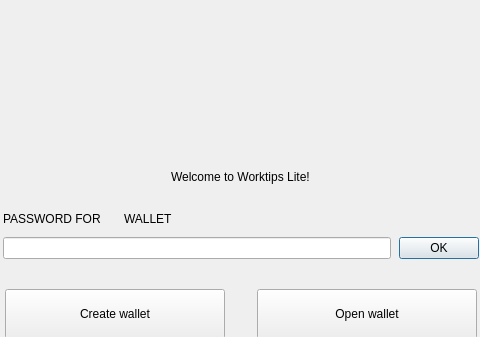
The window that src/Gui/NoWallet/NoWalletFrame.ui (worktips/worktips-lite-wallet) describes before a commit, drawn with Qt 5; both pictures show x 178 to 658 and y 0 to 337 of the 838 by 660 pixel window.
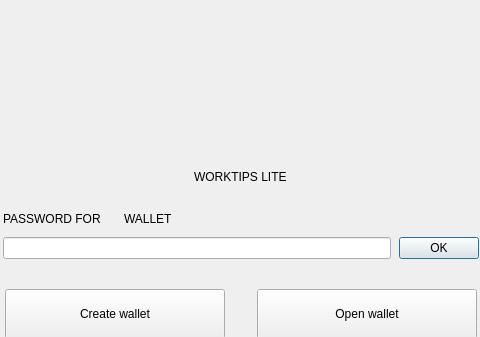
The same window after the commit. Custom widgets are drawn as their Qt base class.

The edit to the form file:
```diff
--- a/src/Gui/NoWallet/NoWalletFrame.ui
+++ b/src/Gui/NoWallet/NoWalletFrame.ui
@@ -54,7 +54,7 @@
    <item alignment="Qt::AlignHCenter">
     <widget class="WalletGui::WalletHeaderLabel" name="m_welcomeLabel">
      <property name="text">
-      <string>Welcome to Worktips Lite!</string>
+      <string>WORKTIPS LITE</string>
      </property>
     </widget>
    </item>
```
